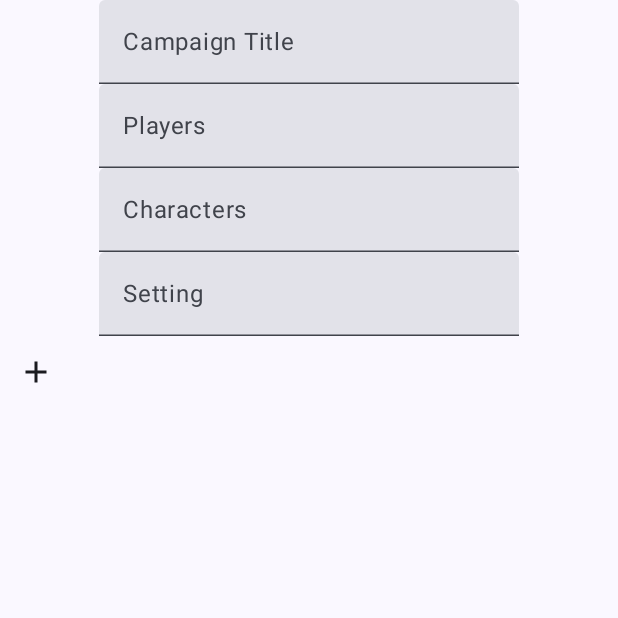
After one commit to FeKent/DND-Tools, an Android app built with Jetpack Compose: the composable AddCampaignScreen shown on its own in the app's theme, on a phone screen of 412 x 824 dp, the top half of it. The commit adds this screen. Run offline under Robolectric (Android 15) with nearby library versions, the phone set to English and light mode, and no system bars.

Commit message:
Add new screen to allow Campaign data input

```diff
--- a/app/build.gradle.kts
+++ b/app/build.gradle.kts
@@ -61,6 +61,7 @@ dependencies {
     implementation("androidx.compose.ui:ui-tooling-preview")
     implementation("androidx.compose.material3:material3")
     implementation("androidx.room:room-common:2.6.1")
+    implementation("androidx.navigation:navigation-runtime-ktx:2.7.5")
     testImplementation("junit:junit:4.13.2")
     androidTestImplementation("androidx.test.ext:junit:1.1.5")
     androidTestImplementation("androidx.test.espresso:espresso-core:3.5.1")
--- a/app/src/main/java/com/example/dndtools/MainActivity.kt
+++ b/app/src/main/java/com/example/dndtools/MainActivity.kt
@@ -8,8 +8,13 @@ import androidx.compose.material3.MaterialTheme
 import androidx.compose.material3.Surface
 import androidx.compose.material3.Text
 import androidx.compose.runtime.Composable
+import androidx.compose.runtime.remember
 import androidx.compose.ui.Modifier
+import androidx.compose.ui.platform.LocalContext
 import androidx.compose.ui.tooling.preview.Preview
+import androidx.navigation.NavHost
+import androidx.room.Room
+import com.example.dndtools.data.DndToolsDatabase
 import com.example.dndtools.ui.theme.DNDToolsTheme
 
 class MainActivity : ComponentActivity() {
--- /dev/null
+++ b/app/src/main/java/com/example/dndtools/composables/AddCampaignScreen.kt
@@ -0,0 +1,87 @@
+package com.example.dndtools.composables
+
+import androidx.compose.foundation.layout.Box
+import androidx.compose.foundation.layout.Column
+import androidx.compose.foundation.layout.fillMaxWidth
+import androidx.compose.foundation.text.KeyboardOptions
+import androidx.compose.material.icons.Icons
+import androidx.compose.material.icons.filled.Add
+import androidx.compose.material3.Icon
+import androidx.compose.material3.IconButton
+import androidx.compose.material3.Text
+import androidx.compose.material3.TextField
+import androidx.compose.runtime.Composable
+import androidx.compose.runtime.getValue
+import androidx.compose.runtime.setValue
+import androidx.compose.runtime.mutableStateOf
+import androidx.compose.runtime.remember
+import androidx.compose.ui.Alignment
+import androidx.compose.ui.Modifier
+import androidx.compose.ui.text.input.ImeAction
+import androidx.compose.ui.text.input.KeyboardCapitalization
+import androidx.compose.ui.tooling.preview.Preview
+import com.example.dndtools.data.Campaign
+
+@Composable
+fun AddCampaignScreen(onCampaignEntered: (Campaign) -> Unit) {
+    var title by remember { mutableStateOf("") }
+    var players by remember { mutableStateOf("") }
+    var characters by remember { mutableStateOf("") }
+    var setting by remember { mutableStateOf("") }
+
+    Column {
+        Box {
+            Column(
+                horizontalAlignment = Alignment.CenterHorizontally,
+                modifier = Modifier.fillMaxWidth()
+            ) {
+                AddTextField(
+                    label = "Campaign Title",
+                    value = title,
+                    onValueChange = { title = it })
+                AddTextField(label = "Players", value = players, onValueChange = { players = it })
+                AddTextField(
+                    label = "Characters",
+                    value = characters,
+                    onValueChange = { characters = it })
+                AddTextField(label = "Setting", value = setting, onValueChange = { setting = it })
+            }
+        }
+        IconButton(onClick = {
+            val newCampaign = Campaign(
+                title = title,
+                players = players.split(",").toTypedArray(),
+                characters = characters.split(",").toTypedArray(),
+                setting = setting
+            )
+            onCampaignEntered(newCampaign)
+        }) {
+            Icon(Icons.Filled.Add, "Add Campaign")
+        }
+    }
+}
+
+@Composable
+fun AddTextField(
+    label: String,
+    value: String,
+    onValueChange: (String) -> Unit,
+    modifier: Modifier = Modifier
+) {
+    TextField(
+        value = value, onValueChange = { onValueChange(it) }, singleLine = true,
+        label = { Text(text = label) },
+        keyboardOptions = KeyboardOptions(
+            imeAction = ImeAction.Next,
+            capitalization = KeyboardCapitalization.Words
+        ),
+        modifier = modifier
+    )
+}
+
+
+@Preview
+@Composable
+fun AddPreview() {
+    AddCampaignScreen()
+}
--- a/app/src/main/java/com/example/dndtools/composables/InitialSetUp.kt
+++ b/app/src/main/java/com/example/dndtools/composables/InitialSetUpScreen.kt
@@ -15,7 +15,7 @@ import androidx.compose.ui.unit.dp
 
 @OptIn(ExperimentalMaterial3Api::class)
 @Composable
-fun InitialSetUp() {
+fun InitialSetUpScreen() {
     Column {
         CenterAlignedTopAppBar(title = { Text(text = "Welcome GM!")}, modifier = Modifier.shadow(4.dp))
         Column(modifier = Modifier.fillMaxSize()) {
@@ -30,5 +30,5 @@ fun InitialSetUp() {
 @Preview (showSystemUi = true)
 @Composable
 fun InitialPreview() {
-    InitialSetUp()
+    InitialSetUpScreen()
 }
```
